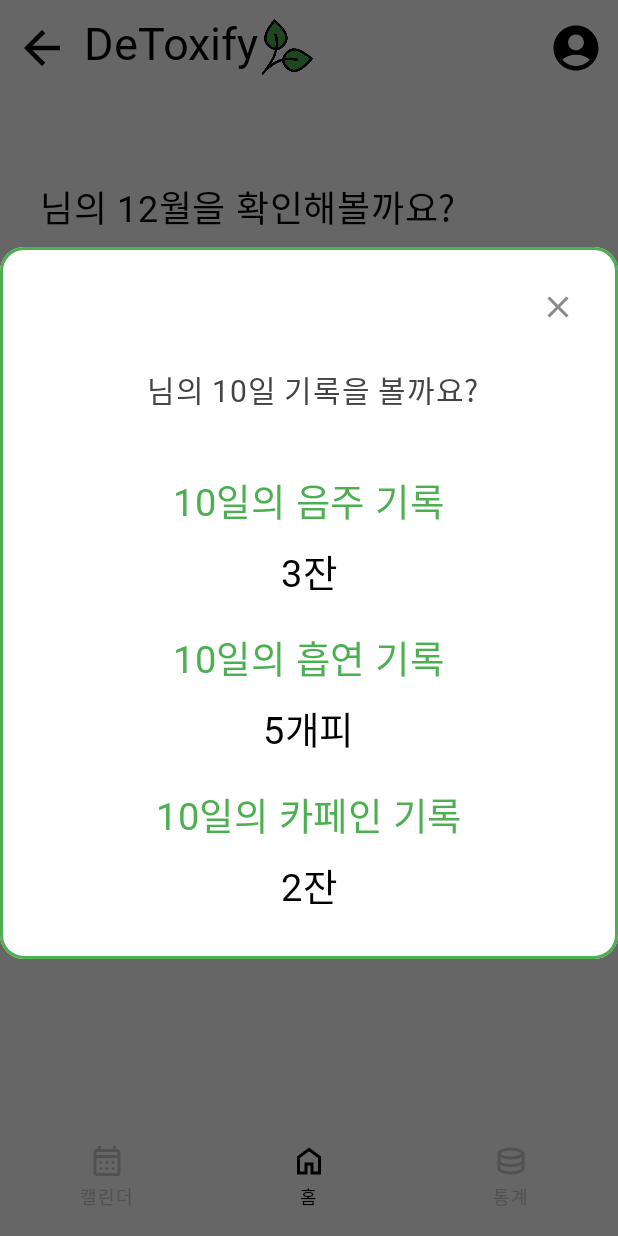
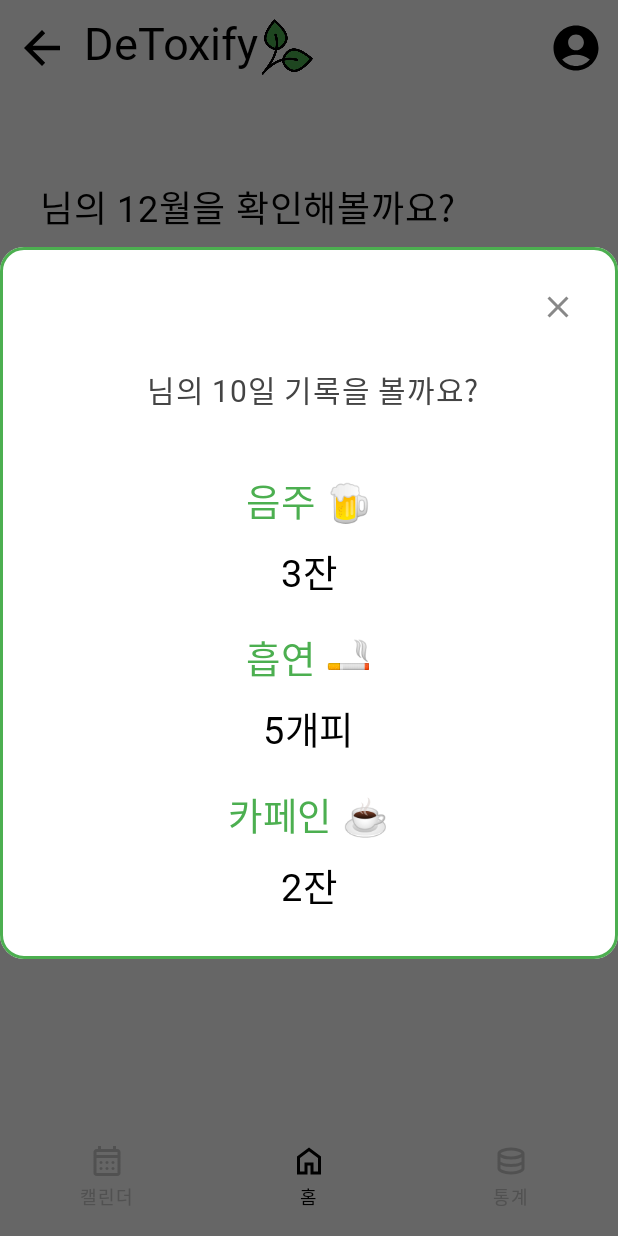
Before and after one commit to juuuuone/addiction-manage, an Android app built with Jetpack Compose: the CalendarPage screen opened through its navigation route, after a tap on "10", on a phone screen of 412 x 824 dp. Run offline under Robolectric (Android 15) with nearby library versions, the phone set to English and light mode, and no system bars; our stand-ins replace Dagger/Hilt's generated code, Firebase (no records; nobody signed in at launch, a user with empty details on screens opened directly); Roboto replaces fonts that are not available here.

Commit message:
디자인 수정2

```diff
--- a/app/src/main/java/com/example/addiction_manage/feature/calendar/CalendarPage.kt
+++ b/app/src/main/java/com/example/addiction_manage/feature/calendar/CalendarPage.kt
@@ -270,14 +270,14 @@ fun DateDialog(date: LocalDate, onDismiss: () -> Unit) {
 
                 // 음주 기록
                 Text(
-                    text = stringResource(id = R.string.alcohol_record_title, day),
+                    text = stringResource(id = R.string.alcohol) + " 🍺",
                     fontSize = 25.sp,
                     fontFamily = mediumFont,
                     color = MediumBlue
                 )
                 Spacer(modifier = Modifier.height(10.dp))
                 Text(
-                    text = stringResource(id = R.string.alcohol_record_value, "3"), // 예시로 "3잔" 표시
+                    text =  "3" + stringResource(id = R.string.cup), // 예시로 "3잔" 표시
                     fontSize = 25.sp,
                     fontFamily = mediumFont,
                     color = Color.Black
@@ -286,14 +286,14 @@ fun DateDialog(date: LocalDate, onDismiss: () -> Unit) {
 
                 // 흡연 기록
                 Text(
-                    text = stringResource(id = R.string.smoking_record_title, day),
+                    text = stringResource(id = R.string.smoking) + " 🚬",
                     fontSize = 25.sp,
                     fontFamily = mediumFont,
                     color = MediumBlue
                 )
                 Spacer(modifier = Modifier.height(10.dp))
                 Text(
-                    text = stringResource(id = R.string.smoking_record_value, "5"), // 예시로 "5개피" 표시
+                    text = "5"+ stringResource(id = R.string.gp), // 예시로 "5개피" 표시
                     fontSize = 25.sp,
                     fontFamily = mediumFont,
                     color = Color.Black
@@ -302,14 +302,14 @@ fun DateDialog(date: LocalDate, onDismiss: () -> Unit) {
 
                 // 카페인 기록
                 Text(
-                    text = stringResource(id = R.string.caffeine_record_title, day),
+                    text = stringResource(id = R.string.caffeine) + " ☕",
                     fontSize = 25.sp,
                     fontFamily = mediumFont,
                     color = MediumBlue
                 )
                 Spacer(modifier = Modifier.height(10.dp))
                 Text(
-                    text = stringResource(id = R.string.caffeine_record_value, "2"), // 예시로 "2잔" 표시
+                    text = "2" + stringResource(id = R.string.cup), // 예시로 "2잔" 표시
                     fontSize = 25.sp,
                     fontFamily = mediumFont,
                     color = Color.Black
--- a/app/src/main/res/values/strings.xml
+++ b/app/src/main/res/values/strings.xml
@@ -70,12 +70,6 @@
     <string name="days1">님의</string>
     <string name="days2">일 기록을 볼까요?</string>
     <string name="close">닫기</string>
-    <string name="alcohol_record_title">%1$d일의 음주 기록</string>
-    <string name="alcohol_record_value">%1$s잔</string>
-    <string name="smoking_record_title">%1$d일의 흡연 기록</string>
-    <string name="smoking_record_value">%1$s개피</string>
-    <string name="caffeine_record_title">%1$d일의 카페인 기록</string>
-    <string name="caffeine_record_value">%1$s잔</string>
 
 
 
```
